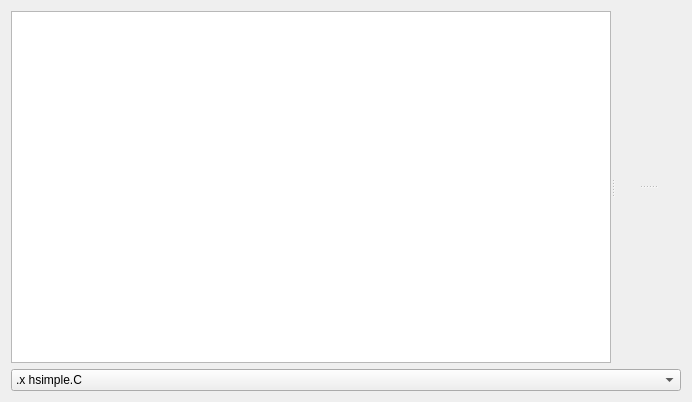
Qt form QtRoot/qtExamples/Qt4/HelloFileBrowser/HelloFileBrowser.ui (TruhlarT/star-soft) before a commit.
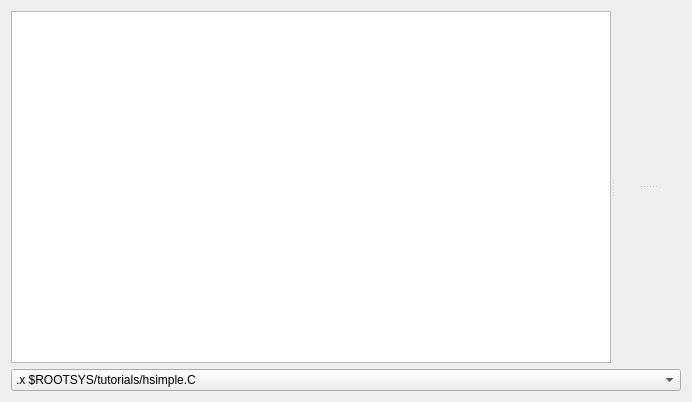
The same form after that commit. Custom widgets are drawn as their Qt base class.

```diff
--- a/QtRoot/qtExamples/Qt4/HelloFileBrowser/HelloFileBrowser.ui
+++ b/QtRoot/qtExamples/Qt4/HelloFileBrowser/HelloFileBrowser.ui
@@ -83,7 +83,7 @@
       <widget class="QComboBox" name="comboBox" >
        <item>
         <property name="text" >
-         <string>.x hsimple.C</string>
+         <string>.x $ROOTSYS/tutorials/hsimple.C</string>
         </property>
        </item>
        <item>
```
